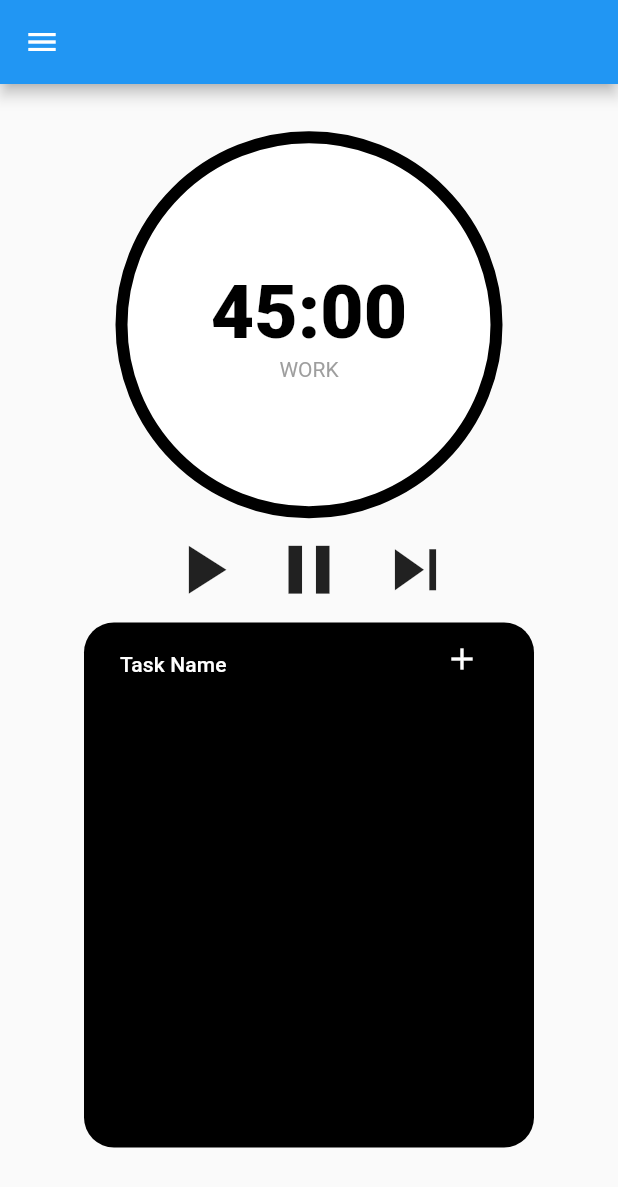
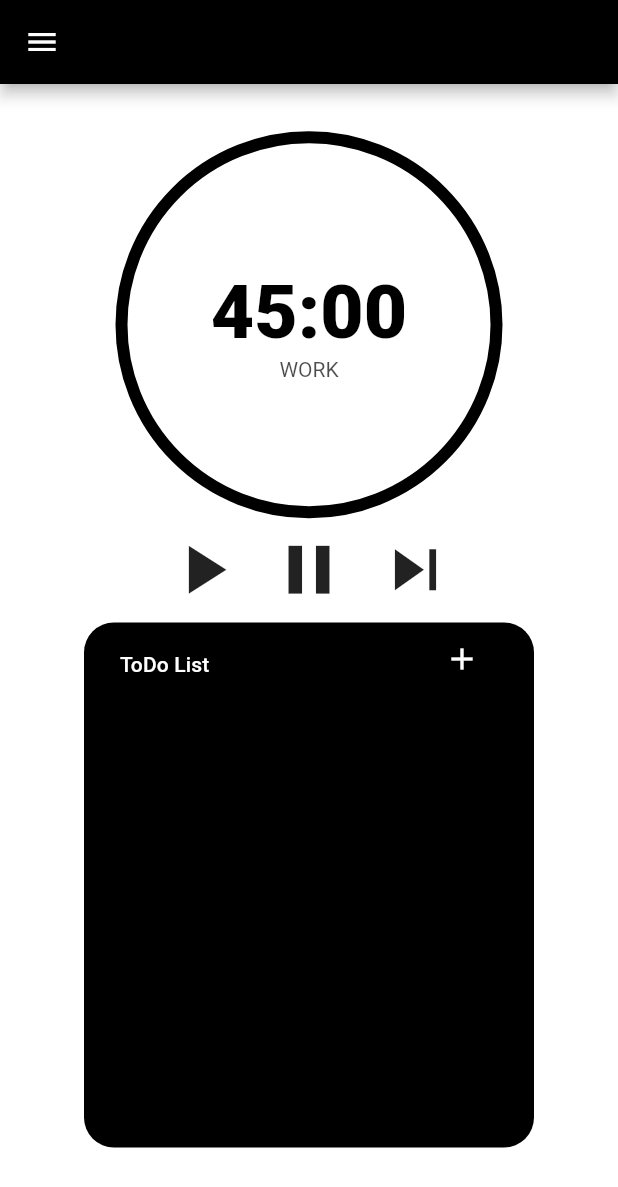
Before and after one commit to NathanPerezR/my_pomodoro, a Flutter app: the screen it shows after launch, in the side drawer, after a tap on the "add" icon, on a phone screen of 412 x 824 dp. Shown: the top 1187 px of the screen. Run offline on Flutter 3.47's test engine with Material 2 defaults, Android fonts, the light colour scheme and no system bars; missing offline and left inert: window_manager.

Commit message:
Placeholder Theme added

```diff
--- a/lib/ui/DWidget.dart
+++ b/lib/ui/DWidget.dart
@@ -1,6 +1,7 @@
 import 'package:flutter/material.dart';
 import 'package:my_pomodoro/pages/Settings.dart';
 import '../pages/Chart.dart';
+import 'Themes.dart';
 
 //returns Drawer to be used for Navigation in Home.dart
 class DWidget extends StatelessWidget implements PreferredSizeWidget {
@@ -12,13 +13,13 @@ class DWidget extends StatelessWidget implements PreferredSizeWidget {
       child: ListView(
         padding: EdgeInsets.zero,
         children: [
-          const SizedBox(
+          SizedBox(
             height: 64.0,
             child: DrawerHeader(
               decoration: BoxDecoration(
-                color: Colors.grey,
+                color: CommonThemes().defaultTheme.colorScheme.background,
               ),
-              child: Text('My Pomodoro'),
+              child: const Text('My Pomodoro'),
             ),
           ),
           ListTile(
--- a/lib/ui/MyApp.dart
+++ b/lib/ui/MyApp.dart
@@ -1,5 +1,6 @@
 import 'package:flutter/material.dart';
 import 'package:my_pomodoro/pages/Home.dart';
+import 'Themes.dart';
 
 
 class MyApp extends StatelessWidget {
@@ -7,8 +8,9 @@ class MyApp extends StatelessWidget {
 
   @override
   Widget build (BuildContext context) {
-    return const MaterialApp(
-      home: Home()
+    return MaterialApp(
+      theme: CommonThemes().defaultTheme,
+      home: const Home()
     );
   }
 }
--- /dev/null
+++ b/lib/ui/Themes.dart
@@ -0,0 +1,48 @@
+import 'package:flutter/material.dart';
+
+class CommonThemes {
+
+  ThemeData defaultTheme = ThemeData(
+
+    scaffoldBackgroundColor: Colors.white, // background color, must be same as onBackground
+
+    colorScheme: const ColorScheme(
+      brightness: Brightness.light,
+      primary: Colors.black,               // selected div in add task screen, and button colors in dialog
+      onPrimary: Colors.white,             // hamburger menu
+      secondary: Colors.red,               // n/a
+      onSecondary: Colors.white,           // color of dividers on cards
+      tertiary: Colors.black,              // timer color, and the color of isBreak text
+      onTertiary: Colors.black,            // timer circle that moves
+      error: Colors.red,
+      onError: Colors.black,
+      background: Colors.grey,             // drawerheader
+      onBackground: Colors.white,          // inner circle (gives illusion of transparant in defaultTheme)
+      surface: Colors.black,               // cards
+      onSurface: Colors.black,             // underline in add task screen
+      onSurfaceVariant: Colors.white,      // unused so far, but might prove useful
+    )
+  );
+
+  ThemeData inverseOfDefaultTheme = ThemeData(
+
+    scaffoldBackgroundColor: Colors.white, // background color, must be same as onBackground
+
+    colorScheme: const ColorScheme(
+      brightness: Brightness.light,
+      primary: Colors.black,               // selected div in add task screen, and button colors in dialog
+      onPrimary: Colors.white,             // hamburger menu
+      secondary: Colors.red,               // n/a
+      onSecondary: Colors.white,           // color of dividers on cards
+      tertiary: Colors.black,              // timer color, and the color of isBreak text
+      onTertiary: Colors.black,            // timer circle that moves
+      error: Colors.red,
+      onError: Colors.black,
+      background: Colors.grey,             // drawerheader
+      onBackground: Colors.white,          // inner circle (gives illusion of transparant in defaultTheme)
+      surface: Colors.black,               // cards
+      onSurface: Colors.black,             // underline in add task screen
+      onSurfaceVariant: Colors.white,      // unused so far, but might prove useful
+    )
+  );
+}
--- a/lib/ui/TimerHandle.dart
+++ b/lib/ui/TimerHandle.dart
@@ -1,6 +1,9 @@
 import 'package:flutter/material.dart';
+import 'package:my_pomodoro/ui/Themes.dart';
 import 'dart:async';
 import 'dart:math' as math;
+import 'Themes.dart';
+
 
 List<int> timerArray = [2700,300,1500,600];
 int timerArrayIndex = 0;
@@ -17,9 +20,9 @@ class TimerHandle extends StatefulWidget {
   _TimerState createState() => _TimerState();
 }
 
-//custom painter for the timer circle, draws a circle with black arc
-class MyPainter extends CustomPainter {
-  //logic for the arc, returns the angle of the arc
+// custom painter for the timer circle, draws a circle with black arc
+class CircleEverySecond extends CustomPainter {
+  // logic for the arc, returns the angle of the arc
   arcLogic() {
     return (currentTimeOnWatch / startTime) * (2 * math.pi);
   }
@@ -31,7 +34,7 @@ class MyPainter extends CustomPainter {
     final sweepAngle = arcLogic();
     const useCenter = false;
     final paint = Paint()
-      ..color = Colors.black
+      ..color = CommonThemes().defaultTheme.colorScheme.onTertiary
       ..style = PaintingStyle.stroke
       ..strokeWidth = 8;
     canvas.drawArc(rect, startAngle, sweepAngle, useCenter, paint);
@@ -43,9 +46,9 @@ class MyPainter extends CustomPainter {
   }
 }
 
-//state class for timer
+// state class for timer
 class _TimerState extends State<TimerHandle> {
-  //returns a timer string, input seconds outputs "00:00"
+  // returns a timer string, input seconds outputs "00:00"
   String returnTimeString(secondsOnWatch) {
     int minI = (secondsOnWatch / 60).truncate();
     int secI = secondsOnWatch - (60 * minI);
@@ -62,7 +65,7 @@ class _TimerState extends State<TimerHandle> {
   late Timer _timer;
   bool isRunning = false;
 
-  //udpates the timer once per second, formats string
+  // udpates the timer once per second, formats string
   void updateTimer() {
     switch (timerArrayIndex) {
       // first count down
@@ -92,7 +95,7 @@ class _TimerState extends State<TimerHandle> {
           isBreak = true;
         }
         break;
-      // first count up
+      // then count up
       case 3:
         currentTimeOnWatch += 1;
         if (currentTimeOnWatch == timerArray[3]) {
@@ -101,13 +104,13 @@ class _TimerState extends State<TimerHandle> {
           isBreak = false;
         }
         break;
-      //
+      // once done, res
       default:
         timerArrayIndex = 0;
     }
   }
 
-  //starts timer
+  // starts timer
   void _startTimer() {
     _timer = Timer.periodic(const Duration(seconds: 1), (timer) {
       setState(() {
@@ -117,7 +120,7 @@ class _TimerState extends State<TimerHandle> {
     isRunning = true;
   }
 
-  //stops the timer
+  // stops the timer
   void _stopTimer() {
     _timer.cancel();
     isRunning = false;
@@ -129,44 +132,44 @@ class _TimerState extends State<TimerHandle> {
       children: [
         // circle with timer in the middle
         Stack(
-          //all elements centered
+          // all elements centered
           alignment: Alignment.center,
           children: [
             Container(
               width: 255.0,
               height: 255.0,
-              decoration: const BoxDecoration(
+              decoration: BoxDecoration(
                 shape: BoxShape.circle,
-                color: Colors.grey,
+                color: CommonThemes().defaultTheme.colorScheme.background,
               ),
             ),
             Container(
               width: 245.0,
               height: 245.0,
-              decoration: const BoxDecoration(
+              decoration: BoxDecoration(
                 shape: BoxShape.circle,
-                color: Colors.white,
+                color: CommonThemes().defaultTheme.colorScheme.onBackground,
               ),
             ),
             Column(
               children: [
                 Text(
                   returnTimeString(currentTimeOnWatch),
-                  style: const TextStyle(
+                  style: TextStyle(
                     fontSize: 50.0,
                     fontWeight: FontWeight.w800,
-                    color: Colors.black,
+                    color: CommonThemes().defaultTheme.colorScheme.tertiary,
                   ),
                 ),
                 Text(
                   isBreak ? "BREAK" : "WORK",
-                  style: const TextStyle(color: Colors.grey),
+                  style: TextStyle(color: CommonThemes().defaultTheme.colorScheme.tertiary.withOpacity(.7)),
                 ),
               ],
             ),
             CustomPaint(
               size: const Size(250, 250),
-              painter: MyPainter(),
+              painter: CircleEverySecond(),
             ),
           ],
         ),
--- a/lib/ui/ToDoListHandle.dart
+++ b/lib/ui/ToDoListHandle.dart
@@ -1,4 +1,5 @@
 import 'package:flutter/material.dart';
+import 'Themes.dart';
 
 class ToDoListHandle extends StatefulWidget {
   const ToDoListHandle({Key? key}) : super(key: key);
@@ -10,7 +11,7 @@ class ToDoListHandle extends StatefulWidget {
 class _ToDoListHandleState extends State<ToDoListHandle> {
   final List<Map<String, String>> listOfColumns = [];
 
-  final TextStyle _textStyle =  const TextStyle(color: Colors.white);
+  final TextStyle _textStyle =  TextStyle(color: CommonThemes().defaultTheme.colorScheme.onSurfaceVariant);
 
   void addListItem(String taskName) {
     setState(() {
@@ -40,14 +41,14 @@ class _ToDoListHandleState extends State<ToDoListHandle> {
               onPressed: () {
                 Navigator.of(context).pop();
               },
-              child: const Text('Cancel', style: TextStyle(color: Colors.black)),
+              child: const Text('Cancel'),
             ),
             TextButton(
               onPressed: () {
                 addListItem(newTaskName);
                 Navigator.of(context).pop();
               },
-              child: const Text('Add', style: TextStyle(color: Colors.black)),
+              child: const Text('Add'),
             ),
           ],
         );
@@ -63,14 +64,12 @@ class _ToDoListHandleState extends State<ToDoListHandle> {
           height: 350,
           width: 300,
           decoration: BoxDecoration(
-            color: const Color.fromARGB(255, 0, 0, 0),
+            color: CommonThemes().defaultTheme.colorScheme.surface,
             borderRadius: BorderRadius.circular(20.0),
           ),
-          child: Theme(
-            data: Theme.of(context).copyWith(dividerColor: Colors.white),
             child: DataTable(
               columns: [
-                DataColumn(label: Text('Task Name', style: _textStyle)),
+                DataColumn(label: Text('ToDo List', style: _textStyle)),
                 DataColumn(label: Text('', style: _textStyle)),
               ],
               rows: listOfColumns
@@ -87,7 +86,7 @@ class _ToDoListHandleState extends State<ToDoListHandle> {
                           Container(
                             alignment: Alignment.centerRight,
                             child: IconButton(
-                              color: Colors.white,
+                              color: CommonThemes().defaultTheme.colorScheme.onSurfaceVariant,
                               icon: const Icon(Icons.remove),
                               onPressed: () {
                                 setState(() {
@@ -103,15 +102,15 @@ class _ToDoListHandleState extends State<ToDoListHandle> {
                   .toList(),
             ),
           ),
-        ),
+
         Positioned(
           bottom: 302,
           right: 24,
           child: FloatingActionButton(
             onPressed: _showAddTaskDialog,
             mini: true,
-            backgroundColor: Colors.black,
-            child: const Icon(Icons.add),
+            backgroundColor: CommonThemes().defaultTheme.colorScheme.surface,
+            child: Icon(Icons.add),
           ),
         ),
       ],
```
